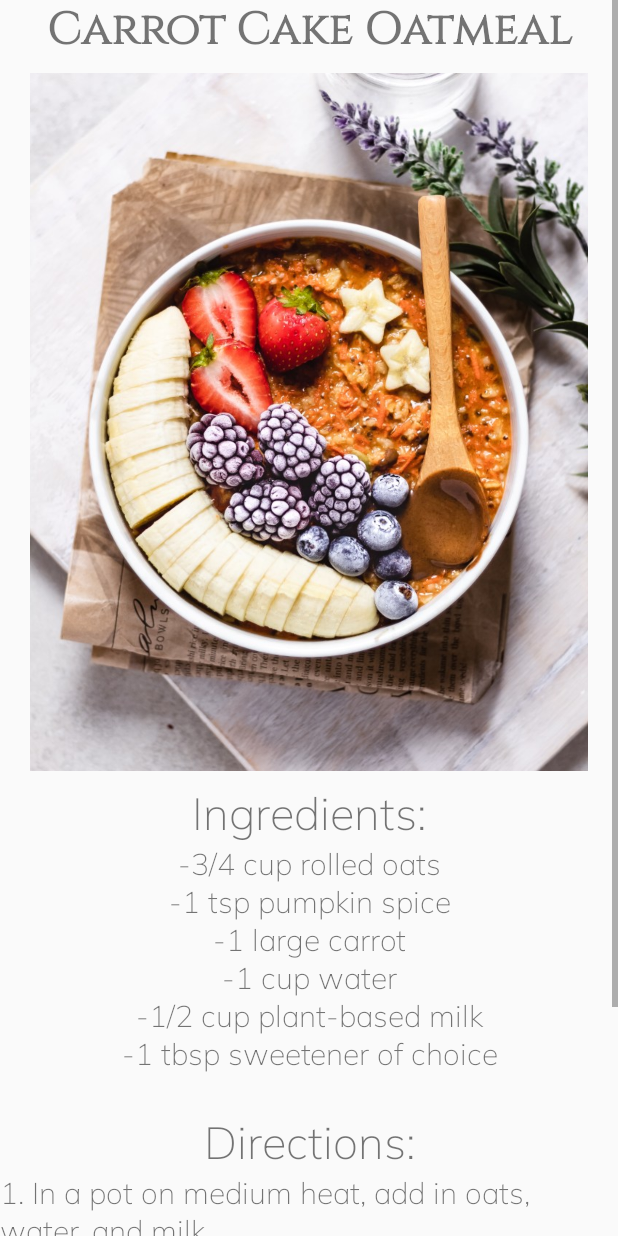
After one commit to watermelondruh/KitchenAdventures, an Android app: the layout carrot_cake_oatmeal.xml on its own in the app's theme, with its tools: preview values and no code run, on a phone screen of 412 x 824 dp. The commit adds this screen. Run offline under Robolectric (Android 15) with nearby library versions, the phone set to English and light mode, and no system bars; Roboto replaces fonts that are not available here.

Commit message:
fixed intent and view

```diff
--- a/app/src/main/java/com/example/kitchenadventures/RecipeActivity.java
+++ b/app/src/main/java/com/example/kitchenadventures/RecipeActivity.java
@@ -17,9 +17,12 @@ public class RecipeActivity extends AppCompatActivity {
     @Override
     public void onCreate(Bundle savedInstanceState) {
         super.onCreate(savedInstanceState);
+        setContentView(R.layout.activity_recipe);
+
 
         int recipeId = (Integer) getIntent().getExtras().get(EXTRA_RECIPEID);
         Recipe recipe = Recipe.recipes[recipeId];
+
 
         TextView title = findViewById(R.id.textView_recipe_title);
         title.setText(recipe.getName());
--- /dev/null
+++ b/app/src/main/res/layout/carrot_cake_oatmeal.xml
@@ -0,0 +1,91 @@
+<?xml version="1.0" encoding="utf-8"?>
+<android.support.constraint.ConstraintLayout xmlns:android="http://schemas.android.com/apk/res/android"
+    xmlns:app="http://schemas.android.com/apk/res-auto"
+    xmlns:tools="http://schemas.android.com/tools"
+    android:id="@+id/frameLayout2"
+    android:layout_width="match_parent"
+    android:layout_height="match_parent"
+    tools:context=".RecipeFragment">
+
+    <!-- TODO: Update blank fragment layout -->
+
+    <ScrollView
+        android:id="@+id/scrollView_recipe1"
+        android:layout_width="match_parent"
+        android:layout_height="match_parent"
+        android:scrollbarStyle="outsideOverlay"
+        app:layout_constraintBottom_toBottomOf="parent"
+        app:layout_constraintEnd_toEndOf="parent"
+        app:layout_constraintStart_toStartOf="parent"
+        app:layout_constraintTop_toTopOf="parent">
+
+        <LinearLayout
+            android:layout_width="match_parent"
+            android:layout_height="wrap_content"
+            android:orientation="vertical">
+
+            <TextView
+                android:id="@+id/textView_recipe1_title"
+                android:layout_width="match_parent"
+                android:layout_height="wrap_content"
+                android:fontFamily="@font/cinzel"
+                android:text="Carrot Cake Oatmeal"
+                android:textAlignment="center"
+                android:textSize="30sp"
+                android:textStyle="bold" />
+
+            <ImageView
+                android:id="@+id/imageView_recipe1"
+                android:layout_width="match_parent"
+                android:layout_height="465dp"
+                android:layout_marginBottom="8dp"
+                android:layout_marginEnd="8dp"
+                android:layout_marginStart="8dp"
+                android:layout_marginTop="8dp"
+                android:src="@drawable/breakfast1"
+                app:layout_constraintBottom_toBottomOf="parent"
+                app:layout_constraintEnd_toEndOf="parent"
+                app:layout_constraintHorizontal_bias="0.0"
+                app:layout_constraintStart_toStartOf="parent"
+                app:layout_constraintTop_toTopOf="parent"
+                app:layout_constraintVertical_bias="1.0" />
+
+            <TextView
+                android:id="@+id/textView_recipe1_ingredients"
+                android:layout_width="match_parent"
+                android:layout_height="wrap_content"
+                android:fontFamily="@font/muli_extralight"
+                android:text="Ingredients:"
+                android:textAlignment="center"
+                android:textSize="30sp" />
+
+            <TextView
+                android:id="@+id/textView_recipe1_ingredientList"
+                android:layout_width="match_parent"
+                android:layout_height="wrap_content"
+                android:fontFamily="@font/muli_extralight"
+                android:text=" -3/4 cup rolled oats \n -1 tsp pumpkin spice \n -1 large carrot \n -1 cup water \n -1/2 cup plant-based milk \n -1 tbsp sweetener of choice \n"
+                android:textAlignment="center"
+                android:textSize="20sp" />
+
+            <TextView
+                android:id="@+id/textView_recipe1_directions"
+                android:layout_width="match_parent"
+                android:layout_height="wrap_content"
+                android:fontFamily="@font/muli_extralight"
+                android:text="Directions:"
+                android:textAlignment="center"
+                android:textSize="30sp" />
+
+            <TextView
+                android:id="@+id/textView_recipe1_directionList"
+                android:layout_width="match_parent"
+                android:layout_height="wrap_content"
+                android:fontFamily="@font/muli_extralight"
+                android:text="1. In a pot on medium heat, add in oats, water, and milk. \n2. Using a grater, shred your carrot into the pot as the oatmeal cooks. \n3. Add in pumpkin spice, stir well, and cover the pot to cook on low heat. \n4. Once the oats are cooked to your desired texture, sweeten to taste and remove from heat. Serve warm and enjoy!"
+                android:textSize="20sp" />
+
+        </LinearLayout>
+    </ScrollView>
+
+</android.support.constraint.ConstraintLayout>
--- a/app/src/main/res/values/strings.xml
+++ b/app/src/main/res/values/strings.xml
@@ -22,4 +22,5 @@
     <string name="ingredients">Ingredients:</string>
     <string name="instructions">Instructions:</string>
     <string name="recipe_image">recipe image</string>
+    <string-array name="restaurants">restaurants</string-array>
 </resources>
```
Also changed, not shown: app/src/main/java/com/example/kitchenadventures/BreakfastFragment.java (+39 -0 lines), app/src/main/java/com/example/kitchenadventures/DessertFragment.java (+35 -0 lines), app/src/main/java/com/example/kitchenadventures/MainFragment.java (+31 -0 lines), app/src/main/java/com/example/kitchenadventures/Restaurant.java (added, +24 -0 lines), app/src/main/java/com/example/kitchenadventures/RestaurantFragment.java (+40 -0 lines), app/src/main/res/layout/restaurant.xml (added, +15 -0 lines).
